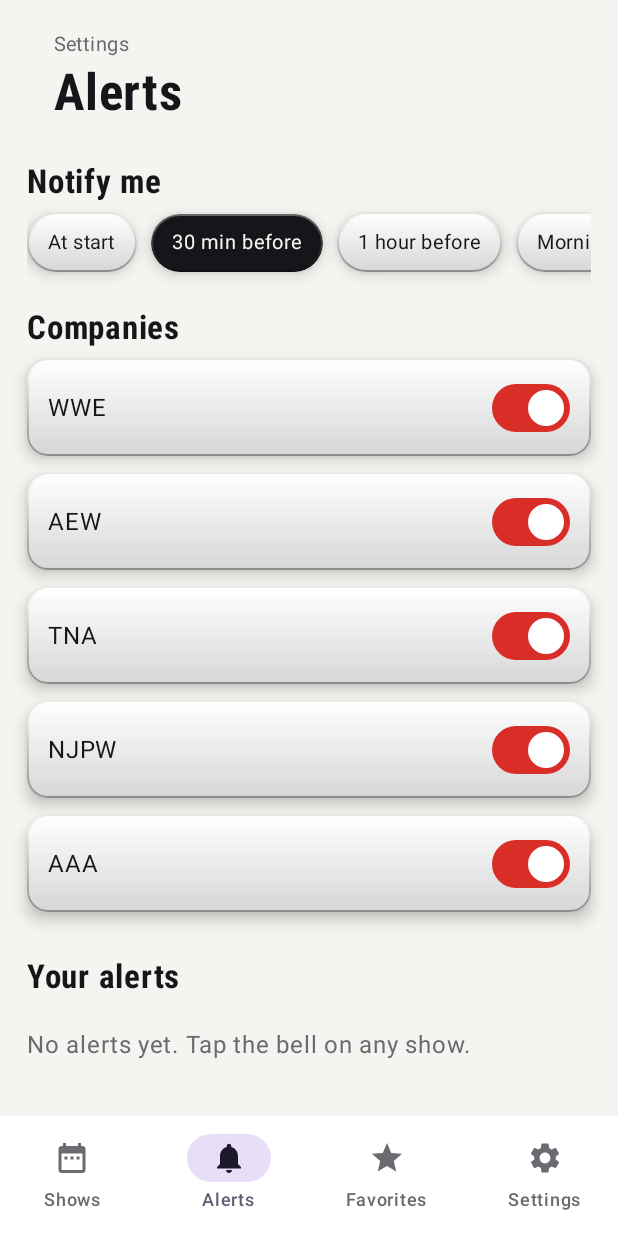
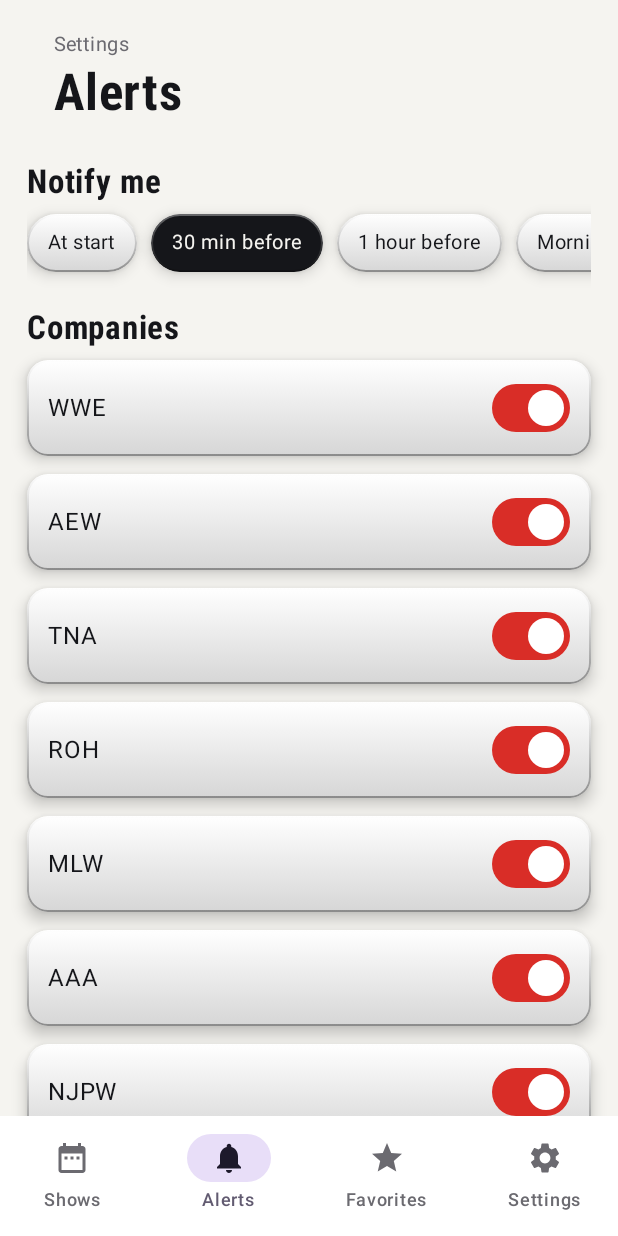
Before and after one commit to Juincy/Ringside-Alert, an Android app built with Jetpack Compose: the screen it shows after launch (MainActivity), item 2 of the bottom bar chosen, on a phone screen of 412 x 824 dp. Run offline under Robolectric (Android 15) with nearby library versions, the phone set to English and light mode, and no system bars; network calls fail; 3 statements that could not run were skipped.

Commit message:
Add files via upload

```diff
--- a/app/src/main/AndroidManifest.xml
+++ b/app/src/main/AndroidManifest.xml
@@ -7,7 +7,8 @@
 
     <application
         android:allowBackup="true"
-        android:icon="@drawable/ic_launcher"
+        android:icon="@mipmap/ic_launcher"
+        android:roundIcon="@mipmap/ic_launcher_round"
         android:label="Ringside Alert"
         android:theme="@style/Theme.RingsideAlert">
         <activity android:name=".MainActivity" android:exported="true">
--- a/app/src/main/java/com/juincy/ringsidealert/Alerts.kt
+++ b/app/src/main/java/com/juincy/ringsidealert/Alerts.kt
@@ -79,13 +79,13 @@ object Alerts {
             pi(ctx, c.toInt(), PendingIntent.FLAG_NO_CREATE)?.let { am.cancel(it) }
         }
         val alerts = p.getStringSet("alerts", emptySet())!!
-        val cos = p.getStringSet("cos", COMPANIES.toSet())!!
+        val off = p.getStringSet("off", emptySet())!!
         val lead = p.getString("lead", "30 min before")!!
         val now = ZonedDateTime.now()
         val fmt = DateTimeFormatter.ofPattern("h:mm a")
         val codes = HashSet<String>()
         for (s in Repo.cached(ctx)) {
-            if (s.id !in alerts || s.company !in cos) continue
+            if (s.id !in alerts || s.company in off) continue
             val at = when (lead) {
                 "At start" -> s.start
                 "30 min before" -> s.start.minus(Duration.ofMinutes(30))
--- a/app/src/main/java/com/juincy/ringsidealert/Data.kt
+++ b/app/src/main/java/com/juincy/ringsidealert/Data.kt
@@ -8,7 +8,7 @@ import java.net.URL
 import java.time.ZoneId
 import java.time.ZonedDateTime
 
-val COMPANIES = listOf("WWE", "AEW", "TNA", "NJPW", "AAA")
+val COMPANIES = listOf("WWE", "AEW", "TNA", "ROH", "MLW", "AAA", "NJPW")
 val LEADS = listOf("At start", "30 min before", "1 hour before", "Morning of the show")
 
 data class Show(
@@ -63,13 +63,24 @@ object Repo {
         return out.sortedBy { it.start }
     }
 
+    var lastError = ""
+
     fun refresh(ctx: Context): Boolean = try {
         val text = Net.get(URL)
-        parse(text)
-        file(ctx).writeText(text)
-        ctx.getSharedPreferences("ra", 0).edit().putLong("last", System.currentTimeMillis()).apply()
-        true
+        if (parse(text).isEmpty()) {
+            lastError = "the schedule file is empty. The schedule job on GitHub has not filled it yet."
+            false
+        } else {
+            file(ctx).writeText(text)
+            ctx.getSharedPreferences("ra", 0).edit().putLong("last", System.currentTimeMillis()).apply()
+            lastError = ""
+            true
+        }
+    } catch (e: java.io.FileNotFoundException) {
+        lastError = "the schedule file was not found on GitHub (error 404). Run the Update schedule job."
+        false
     } catch (e: Exception) {
+        lastError = e.message ?: "network error"
         false
     }
 
--- a/app/src/main/java/com/juincy/ringsidealert/MainActivity.kt
+++ b/app/src/main/java/com/juincy/ringsidealert/MainActivity.kt
@@ -7,8 +7,8 @@ import androidx.activity.ComponentActivity
 import androidx.activity.compose.BackHandler
 import androidx.activity.compose.rememberLauncherForActivityResult
 import androidx.activity.compose.setContent
+import androidx.activity.result.contract.ActivityResultContracts
 import androidx.activity.enableEdgeToEdge
-import androidx.activity.result.contract.ActivityResultContracts
 import androidx.compose.foundation.layout.Box
 import androidx.compose.foundation.layout.padding
 import androidx.compose.material.icons.Icons
@@ -55,7 +55,8 @@ fun AppRoot() {
     val askNotif = rememberLauncherForActivityResult(ActivityResultContracts.RequestPermission()) {}
     LaunchedEffect(Unit) {
         if (Build.VERSION.SDK_INT >= 33) askNotif.launch(Manifest.permission.POST_NOTIFICATIONS)
-        withContext(Dispatchers.IO) { Repo.refresh(Store.app) }
+        val ok = withContext(Dispatchers.IO) { Repo.refresh(Store.app) }
+        Store.err = if (ok) "" else Repo.lastError
         Store.reload()
         if (Store.au) {
             val r = withContext(Dispatchers.IO) { runCatching { Updater.latest() }.getOrNull() }
--- a/app/src/main/java/com/juincy/ringsidealert/Store.kt
+++ b/app/src/main/java/com/juincy/ringsidealert/Store.kt
@@ -30,6 +30,7 @@ object Store {
     var rel by mutableStateOf<Updater.Release?>(null)
     var busy by mutableStateOf(false)
     var last by mutableStateOf(0L)
+    var err by mutableStateOf("")
     var tick by mutableIntStateOf(0)
 
     private fun p() = app.getSharedPreferences("ra", 0)
@@ -40,7 +41,8 @@ object Store {
         val p = p()
         favs.addAll(p.getStringSet("favs", emptySet())!!)
         alerts.addAll(p.getStringSet("alerts", emptySet())!!)
-        cos.addAll(p.getStringSet("cos", COMPANIES.toSet())!!)
+        val off = p.getStringSet("off", emptySet())!!
+        cos.addAll(COMPANIES.filter { it !in off })
         lead = p.getString("lead", lead)!!
         theme = p.getString("theme", theme)!!
         au = p.getBoolean("au", true)
@@ -53,7 +55,7 @@ object Store {
         p().edit()
             .putStringSet("favs", favs.toSet())
             .putStringSet("alerts", alerts.toSet())
-            .putStringSet("cos", cos.toSet())
+            .putStringSet("off", COMPANIES.filter { it !in cos }.toSet())
             .putString("lead", lead)
             .putString("theme", theme)
             .putBoolean("au", au)
--- a/app/src/main/java/com/juincy/ringsidealert/Ui.kt
+++ b/app/src/main/java/com/juincy/ringsidealert/Ui.kt
@@ -86,6 +86,8 @@ fun tint(c: String): Color = when (c) {
     "AEW" -> Color(0xFF185FA5)
     "TNA" -> Color(0xFF534AB7)
     "NJPW" -> Color(0xFF0F6E56)
+    "ROH" -> Color(0xFF8A6D1F)
+    "MLW" -> Color(0xFF3D5A6C)
     else -> Color(0xFF854F0B)
 }
 
@@ -299,7 +301,9 @@ fun ShowsScreen() {
         if (list.isEmpty()) {
             item(span = { GridItemSpan(maxLineSpan) }) {
                 Text(
-                    if (Store.shows.isEmpty()) "No schedule yet. Connect to the internet and reopen the app." else "No shows on this day.",
+                    if (Store.shows.isNotEmpty()) "No shows on this day."
+                    else if (Store.err.isEmpty()) "Loading the schedule…"
+                    else "Could not load the schedule: " + Store.err,
                     Modifier.fillMaxWidth().padding(vertical = 48.dp), textAlign = TextAlign.Center,
                     color = MaterialTheme.colorScheme.onSurfaceVariant,
                 )
@@ -428,15 +432,18 @@ fun SettingsScreen() {
             val lastText = if (Store.last == 0L) "never" else
                 DateTimeFormatter.ofPattern("MMM d, h:mm a").format(Instant.ofEpochMilli(Store.last).atZone(ZoneId.systemDefault()))
             Text(Store.shows.size.toString() + " upcoming airings loaded", color = cs.onSurface)
+            if (Store.err.isNotEmpty()) {
+                Text("Problem: " + Store.err, color = Accent, fontSize = 13.sp, modifier = Modifier.padding(bottom = 4.dp))
+            }
             Text("Last updated: " + lastText, color = cs.onSurfaceVariant, fontSize = 13.sp, modifier = Modifier.padding(top = 2.dp, bottom = 10.dp))
             Chip(if (Store.busy) "Working…" else "Refresh now", false) {
                 if (Store.busy) return@Chip
                 scope.launch {
                     Store.busy = true
                     val ok = withContext(Dispatchers.IO) { Repo.refresh(ctx) }
+                    Store.err = if (ok) "" else Repo.lastError
                     Store.reload()
                     Store.busy = false
-                    if (!ok) Store.upd = "Could not reach the schedule."
                 }
             }
         }
--- /dev/null
+++ b/app/src/main/res/drawable/ic_launcher_background.xml
@@ -0,0 +1,6 @@
+<vector xmlns:android="http://schemas.android.com/apk/res/android" android:width="108dp" android:height="108dp" android:viewportWidth="108" android:viewportHeight="108">
+    <path android:fillColor="#12131A" android:pathData="M0,0h108v108h-108z" />
+    <path android:strokeColor="#2B2C38" android:strokeWidth="3" android:strokeLineCap="round" android:pathData="M0,44 H108" />
+    <path android:strokeColor="#2B2C38" android:strokeWidth="3" android:strokeLineCap="round" android:pathData="M0,58 H108" />
+    <path android:strokeColor="#2B2C38" android:strokeWidth="3" android:strokeLineCap="round" android:pathData="M0,72 H108" />
+</vector>
--- a/app/src/main/res/drawable/ic_notif.xml
+++ b/app/src/main/res/drawable/ic_notif.xml
@@ -1,3 +1,10 @@
-<vector xmlns:android="http://schemas.android.com/apk/res/android" android:width="24dp" android:height="24dp" android:viewportWidth="48" android:viewportHeight="48">
-    <path android:fillColor="#FFFFFF" android:pathData="M24,10c-1.7,0 -3,1.3 -3,3v0.4C17.5,14.5 15,17.8 15,21.7v6.8l-3,3V33h24v-1.5l-3,-3v-6.8c0,-3.9 -2.5,-7.2 -6,-8.3V13c0,-1.7 -1.3,-3 -3,-3zM24,39c1.7,0 3,-1.3 3,-3h-6c0,1.7 1.3,3 3,3z" />
+<vector xmlns:android="http://schemas.android.com/apk/res/android" android:width="24dp" android:height="24dp" android:viewportWidth="108" android:viewportHeight="108">
+    <path android:fillColor="#FFFFFF" android:pathData="M54,31 C42,31 36,41 36,53 L36,62 L30,70 L78,70 L72,62 L72,53 C72,41 66,31 54,31 Z" />
+    <path android:fillColor="#FFFFFF" android:pathData="M30,70 h48 a2.5,2.5 0 0 1 0,5 h-48 a2.5,2.5 0 0 1 0,-5 z" />
+    <path android:fillColor="#FFFFFF" android:pathData="M50.4,27.5 a3.6,3.6 0 1 0 7.2,0 a3.6,3.6 0 1 0 -7.2,0 z" />
+    <path android:fillColor="#FFFFFF" android:pathData="M48.5,80 a5.5,5.5 0 1 0 11,0 a5.5,5.5 0 1 0 -11,0 z" />
+    <path android:strokeColor="#FFFFFF" android:strokeWidth="3.2" android:strokeLineCap="round" android:pathData="M28,46 Q24,54 28,62" />
+    <path android:strokeColor="#FFFFFF" android:strokeWidth="3.2" android:strokeLineCap="round" android:pathData="M23,42 Q17,54 23,66" />
+    <path android:strokeColor="#FFFFFF" android:strokeWidth="3.2" android:strokeLineCap="round" android:pathData="M80,46 Q84,54 80,62" />
+    <path android:strokeColor="#FFFFFF" android:strokeWidth="3.2" android:strokeLineCap="round" android:pathData="M85,42 Q91,54 85,66" />
 </vector>
--- /dev/null
+++ b/app/src/main/res/mipmap-anydpi-v26/ic_launcher.xml
@@ -0,0 +1,6 @@
+<?xml version="1.0" encoding="utf-8"?>
+<adaptive-icon xmlns:android="http://schemas.android.com/apk/res/android">
+    <background android:drawable="@drawable/ic_launcher_background" />
+    <foreground android:drawable="@drawable/ic_launcher_foreground" />
+    <monochrome android:drawable="@drawable/ic_launcher_monochrome" />
+</adaptive-icon>
--- /dev/null
+++ b/app/src/main/res/mipmap-anydpi-v26/ic_launcher_round.xml
@@ -0,0 +1,6 @@
+<?xml version="1.0" encoding="utf-8"?>
+<adaptive-icon xmlns:android="http://schemas.android.com/apk/res/android">
+    <background android:drawable="@drawable/ic_launcher_background" />
+    <foreground android:drawable="@drawable/ic_launcher_foreground" />
+    <monochrome android:drawable="@drawable/ic_launcher_monochrome" />
+</adaptive-icon>
```
Also changed, not shown: app/src/main/res/drawable/ic_launcher_foreground.xml (added, +12 -0 lines), app/src/main/res/drawable/ic_launcher_monochrome.xml (added, +10 -0 lines), app/src/main/res/drawable-nodpi/aaa.jpg, app/src/main/res/drawable-nodpi/nxt.jpg, 6 other files.
